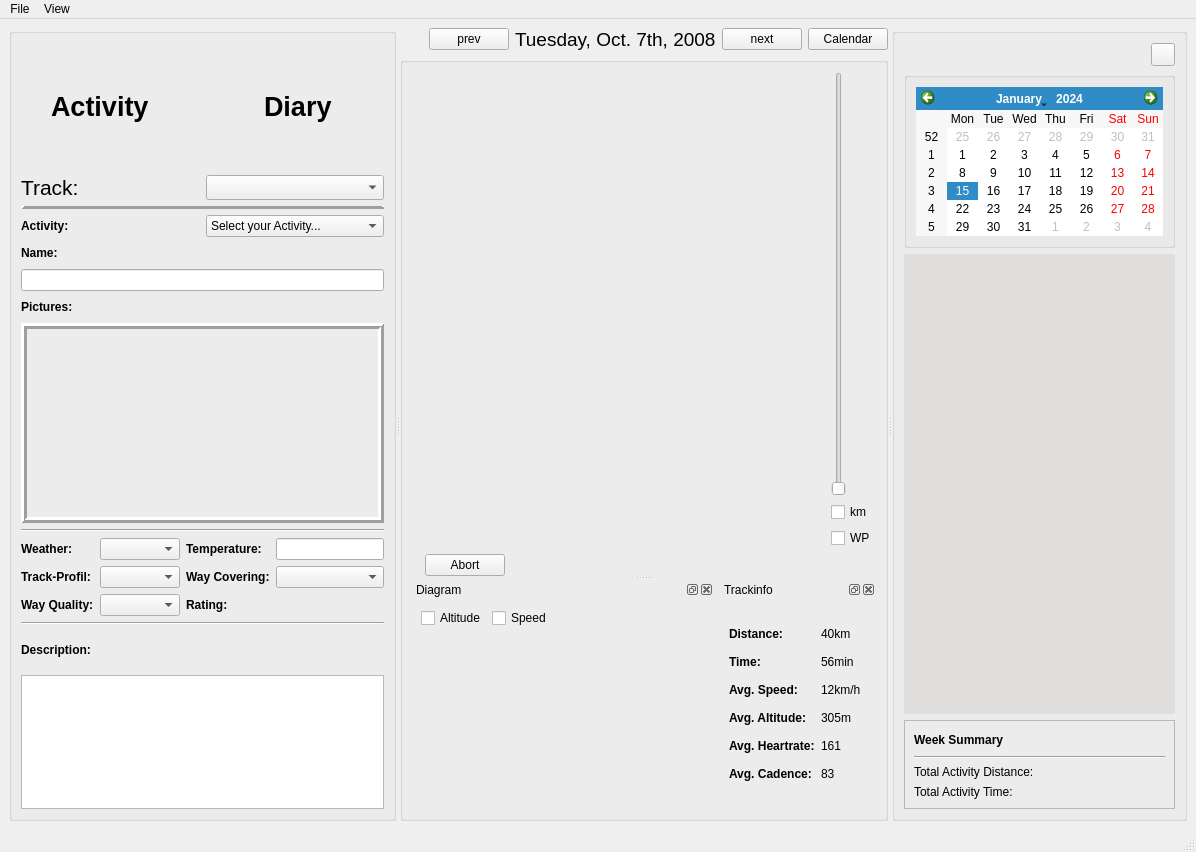
This is src/activitydiary.ui in tpatzig/activitydiary as Qt 5 draws it before an edit. The edited form follows.
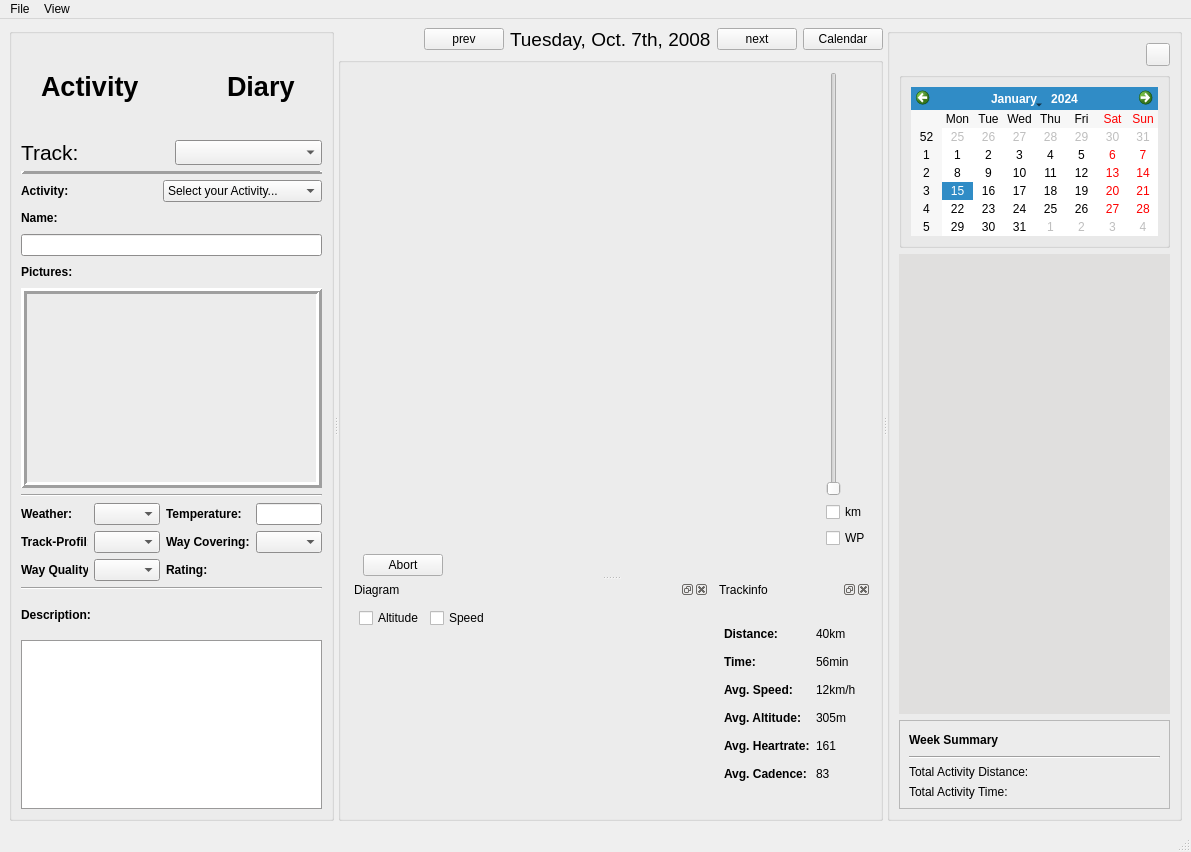
This is the edited form. Custom widgets are drawn as their Qt base class.

Commit message: -shrinked left groupBox

Patch:
```diff
--- a/src/activitydiary.ui
+++ b/src/activitydiary.ui
@@ -46,15 +46,72 @@
         </property>
         <property name="maximumSize" >
          <size>
-          <width>400</width>
+          <width>325</width>
           <height>16777215</height>
          </size>
         </property>
         <property name="palette" >
          <palette>
-          <active/>
-          <inactive/>
-          <disabled/>
+          <active>
+           <colorrole role="Base" >
+            <brush brushstyle="SolidPattern" >
+             <color alpha="255" >
+              <red>255</red>
+              <green>255</green>
+              <blue>255</blue>
+             </color>
+            </brush>
+           </colorrole>
+           <colorrole role="Window" >
+            <brush brushstyle="SolidPattern" >
+             <color alpha="255" >
+              <red>199</red>
+              <green>198</green>
+              <blue>198</blue>
+             </color>
+            </brush>
+           </colorrole>
+          </active>
+          <inactive>
+           <colorrole role="Base" >
+            <brush brushstyle="SolidPattern" >
+             <color alpha="255" >
+              <red>255</red>
+              <green>255</green>
+              <blue>255</blue>
+             </color>
+            </brush>
+           </colorrole>
+           <colorrole role="Window" >
+            <brush brushstyle="SolidPattern" >
+             <color alpha="255" >
+              <red>199</red>
+              <green>198</green>
+              <blue>198</blue>
+             </color>
+            </brush>
+           </colorrole>
+          </inactive>
+          <disabled>
+           <colorrole role="Base" >
+            <brush brushstyle="SolidPattern" >
+             <color alpha="255" >
+              <red>199</red>
+              <green>198</green>
+              <blue>198</blue>
+             </color>
+            </brush>
+           </colorrole>
+           <colorrole role="Window" >
+            <brush brushstyle="SolidPattern" >
+             <color alpha="255" >
+              <red>199</red>
+              <green>198</green>
+              <blue>198</blue>
+             </color>
+            </brush>
+           </colorrole>
+          </disabled>
          </palette>
         </property>
         <property name="title" >
@@ -74,7 +131,7 @@
              <property name="sizeHint" stdset="0" >
               <size>
                <width>20</width>
-               <height>35</height>
+               <height>15</height>
               </size>
              </property>
             </spacer>
@@ -91,7 +148,7 @@
                </property>
                <property name="sizeHint" stdset="0" >
                 <size>
-                 <width>30</width>
+                 <width>20</width>
                  <height>56</height>
                 </size>
                </property>
@@ -170,7 +227,7 @@
              <property name="sizeHint" stdset="0" >
               <size>
                <width>20</width>
-               <height>35</height>
+               <height>20</height>
               </size>
              </property>
             </spacer>
@@ -395,7 +452,7 @@
              </property>
              <property name="minimumSize" >
               <size>
-               <width>300</width>
+               <width>250</width>
                <height>200</height>
               </size>
              </property>
@@ -1018,7 +1075,7 @@
                     <rect>
                      <x>4</x>
                      <y>22</y>
-                     <width>332</width>
+                     <width>367</width>
                      <height>205</height>
                     </rect>
                    </property>
```
